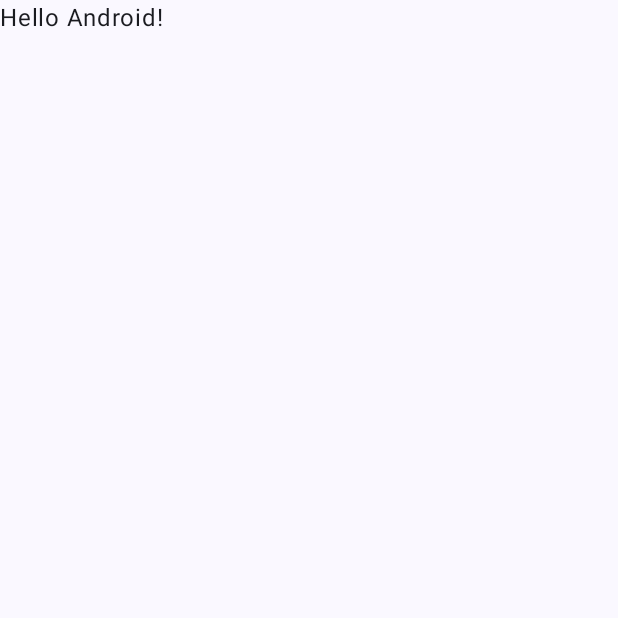
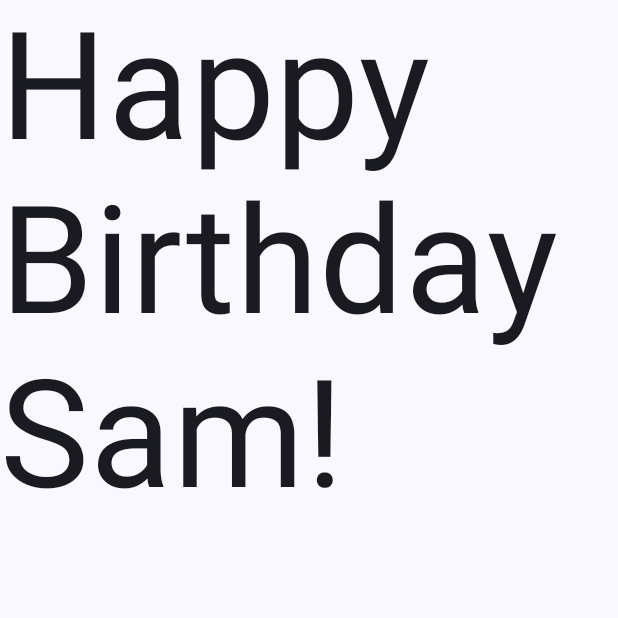
Before and after one commit to Darkgiant24/e-8INF865A2024_GC, an Android app built with Jetpack Compose: the screen it shows after launch (MainActivity), on a phone screen of 412 x 824 dp, the top half of it. Before the commit the part shown is almost empty. Run offline under Robolectric (Android 15) with nearby library versions, the phone set to English and light mode, and no system bars.

Commit message:
avancée jusqu'au 6

```diff
--- a/app/src/main/java/com/example/happybirthday/MainActivity.kt
+++ b/app/src/main/java/com/example/happybirthday/MainActivity.kt
@@ -6,24 +6,27 @@ import androidx.activity.compose.setContent
 import androidx.activity.enableEdgeToEdge
 import androidx.compose.foundation.layout.fillMaxSize
 import androidx.compose.foundation.layout.padding
+import androidx.compose.material3.MaterialTheme
 import androidx.compose.material3.Scaffold
+import androidx.compose.material3.Surface
 import androidx.compose.material3.Text
 import androidx.compose.runtime.Composable
 import androidx.compose.ui.Modifier
 import androidx.compose.ui.tooling.preview.Preview
+import androidx.compose.ui.unit.sp
 import com.example.happybirthday.ui.theme.HappyBirthdayTheme
 
 class MainActivity : ComponentActivity() {
     override fun onCreate(savedInstanceState: Bundle?) {
         super.onCreate(savedInstanceState)
-        enableEdgeToEdge()
         setContent {
             HappyBirthdayTheme {
-                Scaffold(modifier = Modifier.fillMaxSize()) { innerPadding ->
-                    Greeting(
-                        name = "Android",
-                        modifier = Modifier.padding(innerPadding)
-                    )
+                // A surface container using the 'background' color from the theme
+                Surface(
+                    modifier = Modifier.fillMaxSize(),
+                    color = MaterialTheme.colorScheme.background
+                ) {
+                    BirthdayCardPreview()
                 }
             }
         }
@@ -31,17 +34,17 @@ class MainActivity : ComponentActivity() {
 }
 
 @Composable
-fun Greeting(name: String, modifier: Modifier = Modifier) {
+fun GreetingText(message: String, modifier: Modifier = Modifier) {
     Text(
-        text = "Hello $name!",
-        modifier = modifier
+        text = message,
+        fontSize = 100.sp,
+        lineHeight = 116.sp,
     )
 }
-
 @Preview(showBackground = true)
 @Composable
-fun GreetingPreview() {
+fun BirthdayCardPreview() {
     HappyBirthdayTheme {
-        Greeting("Android")
+        GreetingText(message = "Happy Birthday Sam!")
     }
 }
```
